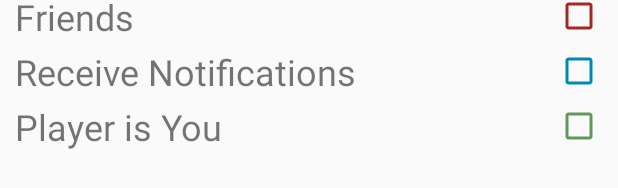
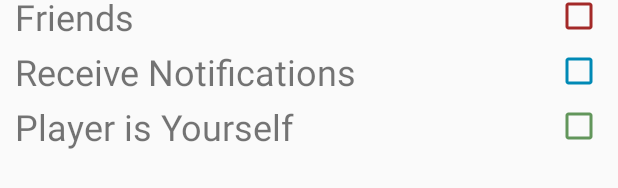
Before and after one commit to hgzimmerman/CnC-Online-Spymaster, an Android app: the layout player_alert_dialog.xml on its own in the app's theme, with its tools: preview values and no code run, on a phone screen of 412 x 824 dp. Shown: the part 163-351 px from the top of the screen. Run offline under Robolectric (Android 15) with nearby library versions, the phone set to English and light mode, and no system bars.

Commit message:
Replace the Lock icon and the GDI status indicator.

```diff
--- a/app/src/main/java/com/mooo/ziggypop/candconline/NotificationMessage.java
+++ b/app/src/main/java/com/mooo/ziggypop/candconline/NotificationMessage.java
@@ -81,7 +81,7 @@ public class NotificationMessage extends BroadcastReceiver {
 
                 // Set the info for the views that show in the notification panel.
                 Notification notification = new NotificationCompat.Builder(context)
-                        .setSmallIcon(R.mipmap.ic_stat_gdi_original_transparent)  // the status icon
+                        .setSmallIcon(R.mipmap.ic_stat_gdi_cropped)  // the status icon
                         .setTicker("CnC Players Online")  // the status text
                         .setWhen(System.currentTimeMillis())  // the time stamp
                         .setContentTitle(context.getText(R.string.friends_online_service_label))  // the label of the entry
--- a/app/src/main/res/layout/games_layout.xml
+++ b/app/src/main/res/layout/games_layout.xml
@@ -40,7 +40,7 @@
                     android:id="@+id/lock"
                     android:layout_width="wrap_content"
                     android:layout_height="15dp"
-                    android:src="@drawable/lock64"
+                    android:src="@mipmap/ic_action_lock_closed"
                     android:visibility="invisible"
                     android:contentDescription="@string/the_game_is_locked" />
 
--- a/app/src/main/res/values/strings.xml
+++ b/app/src/main/res/values/strings.xml
@@ -81,7 +81,7 @@
     <string name="receive_notifications">Receive Notifications</string>
     <string name="friends">Friends</string>
     <string name="cancel">Cancel</string>
-    <string name="player_is_you">Player is You</string>
+    <string name="player_is_you">Player is Yourself</string>
     <string name="reset_db_disclaimer">
         "This will reset the database that holds all of the players that you have marked as your friend, for you to receive notifications about their online status, and those you marked as yourself.
 
```
Also changed, not shown: app/src/main/res/drawable/lock64.png (deleted), app/src/main/res/mipmap-hdpi/ic_action_lock_closed.png (added), app/src/main/res/mipmap-hdpi/ic_stat_gdi_cropped.png (renamed from app/src/main/res/mipmap-hdpi/ic_stat_gdi_original_transparent.png), app/src/main/res/mipmap-mdpi/ic_action_lock_closed.png (added), app/src/main/res/mipmap-mdpi/ic_stat_gdi_cropped.png (renamed from app/src/main/res/mipmap-mdpi/ic_stat_gdi_original_transparent.png), app/src/main/res/mipmap-xhdpi/ic_action_lock_closed.png (added), app/src/main/res/mipmap-xhdpi/ic_stat_gdi_cropped.png (renamed from app/src/main/res/mipmap-xhdpi/ic_stat_gdi_original_transparent.png), app/src/main/res/mipmap-xxhdpi/ic_action_lock_closed.png (added), app/src/main/res/mipmap-xxhdpi/ic_stat_gdi_cropped.png (renamed from app/src/main/res/mipmap-xxhdpi/ic_stat_gdi_original_transparent.png).
